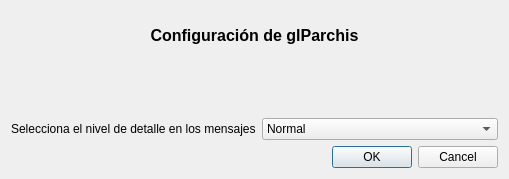
The window that ui/frmSettings.ui (turulomio/glparchis) describes before a commit, drawn with Qt 5.
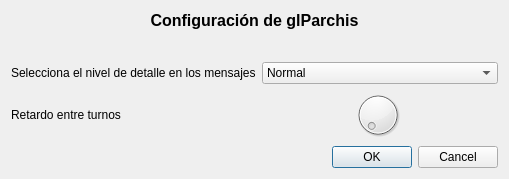
The same window after the commit. Icons and pictures are not drawn.

Patch:
```diff
--- a/ui/frmSettings.ui
+++ b/ui/frmSettings.ui
@@ -116,6 +116,20 @@
        </item>
       </layout>
      </item>
+     <item>
+      <layout class="QHBoxLayout" name="horizontalLayout_5">
+       <item>
+        <widget class="QLabel" name="label_5">
+         <property name="text">
+          <string>Retardo entre turnos</string>
+         </property>
+        </widget>
+       </item>
+       <item>
+        <widget class="QDial" name="dial"/>
+       </item>
+      </layout>
+     </item>
     </layout>
    </item>
    <item>
```
